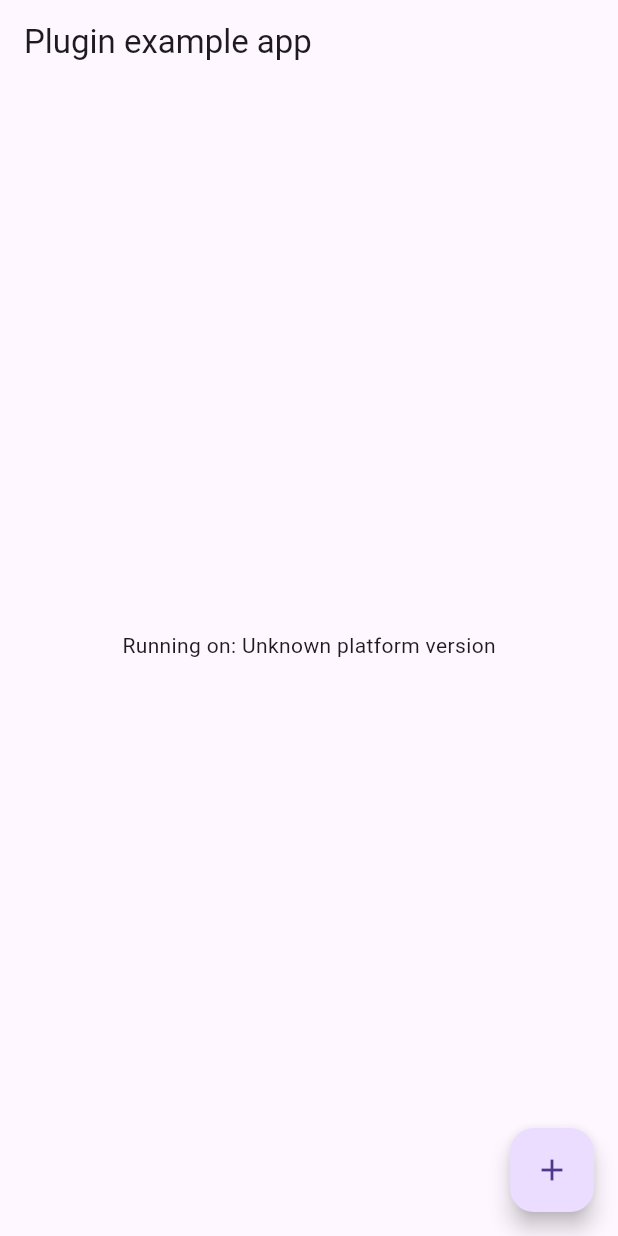
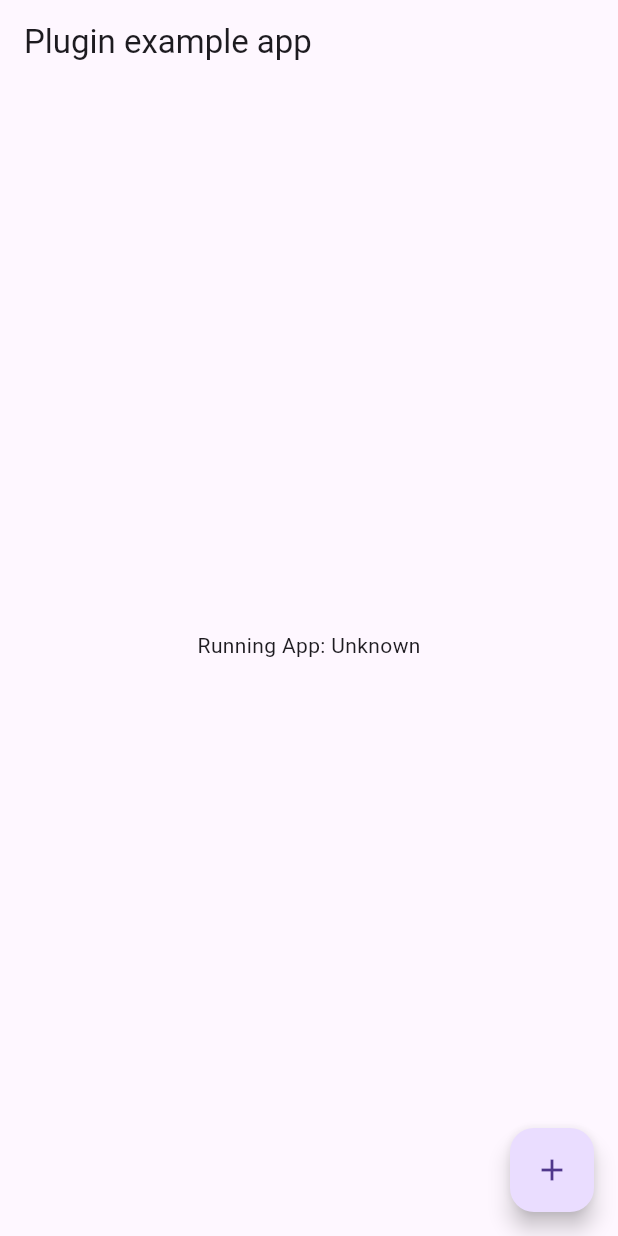
Before and after one commit to Anuj-S62/foreground_running_app, a Flutter app: the screen it shows after launch, after a tap on the "add" icon, on a phone screen of 412 x 824 dp. Run offline on Flutter 3.47's test engine with Material 3 defaults, Android fonts, the phone set to English and light mode, and no system bars; our stand-ins replace plugin_platform_interface.

Commit message:
Implemented Method Call

```diff
--- a/example/lib/main.dart
+++ b/example/lib/main.dart
@@ -16,34 +16,24 @@ class MyApp extends StatefulWidget {
 }
 
 class _MyAppState extends State<MyApp> {
-  String _platformVersion = 'Unknown';
-  final _foregroundRunningAppPlugin = ForegroundRunningApp();
+  String _packageName = 'Unknown';
 
   @override
   void initState() {
     super.initState();
-    initPlatformState();
   }
 
-  // Platform messages are asynchronous, so we initialize in an async method.
-  Future<void> initPlatformState() async {
-    String platformVersion;
-    // Platform messages may fail, so we use a try/catch PlatformException.
-    // We also handle the message potentially returning null.
+  void getPackageName() async {
+    String packageName;
     try {
-      platformVersion =
-          await _foregroundRunningAppPlugin.getPlatformVersion() ?? 'Unknown platform version';
+      packageName = await ForegroundRunningApp().getRunningApp();
     } on PlatformException {
-      platformVersion = 'Failed to get platform version.';
+      packageName = 'Failed to get package name.';
     }
-
-    // If the widget was removed from the tree while the asynchronous platform
-    // message was in flight, we want to discard the reply rather than calling
-    // setState to update our non-existent appearance.
     if (!mounted) return;
 
     setState(() {
-      _platformVersion = platformVersion;
+      _packageName = packageName;
     });
   }
 
@@ -55,11 +45,11 @@ class _MyAppState extends State<MyApp> {
           title: const Text('Plugin example app'),
         ),
         body: Center(
-          child: Text('Running on: $_platformVersion\n'),
+          child: Text('Running App: $_packageName\n'),
         ),
         floatingActionButton: FloatingActionButton(
           onPressed: () async {
-            initPlatformState();
+            getPackageName();
           },
           child: const Icon(Icons.add),
         ),
--- a/lib/foreground_running_app.dart
+++ b/lib/foreground_running_app.dart
@@ -1,8 +1,51 @@
 
 import 'foreground_running_app_platform_interface.dart';
+import 'dart:async';
+
+import 'package:flutter/services.dart';
+import 'dart:io' show Platform;
+
+/// Custom Exception for the plugin.
+/// Thrown whenever the plugin is used on platforms other than Android.
+class ForegroundRunningAppException implements Exception {
+  String _cause;
+
+  ForegroundRunningAppException(this._cause);
+
+  @override
+  String toString() => _cause;
+}
+
+class RunningAppInfo {
+  late String packageName;
+
+  RunningAppInfo(String packageName) {
+    this.packageName = packageName;
+  }
+
+  String getPackageName() {
+    return packageName;
+  }
+
+}
 
 class ForegroundRunningApp {
-  Future<String?> getPlatformVersion() {
-    return ForegroundRunningAppPlatform.instance.getPlatformVersion();
+
+  static const MethodChannel _channel = MethodChannel("running_app.methodChannel");
+
+  static final ForegroundRunningApp _instance = ForegroundRunningApp._();
+  ForegroundRunningApp._();
+  factory ForegroundRunningApp() => _instance;
+
+  Future<String> getRunningApp() async {
+    if (Platform.isAndroid) {
+      return await _channel.invokeMethod('getRunningApp');
+    } else {
+      throw ForegroundRunningAppException("This plugin is only supported on Android.");
+    }
   }
+
+
+
+
 }
```
Also changed, not shown: 1 other file.
